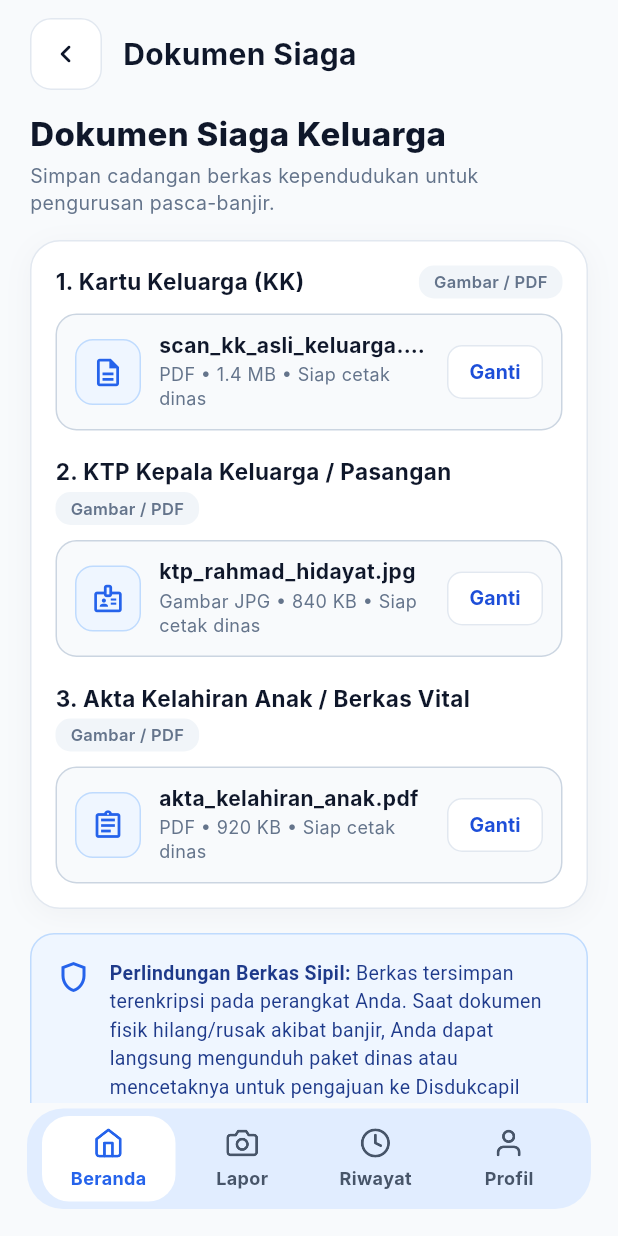
After one commit to muhammadrafifatihulihsan/siagabanjir, a Flutter app: the DocumentsVaultScreen screen opened directly, on a phone screen of 412 x 824 dp. The commit adds this screen. Run offline on Flutter 3.47's test engine with Material 3 defaults, Android fonts, the phone set to English and light mode, and no system bars.

Commit message:
feat(documents): implementasi halaman dokumen siaga keluarga sesuai documents_vault.svg dan integrasi beranda

```diff
--- /dev/null
+++ b/apps/siagabanjir/lib/features/documents/domain/family_document.dart
@@ -0,0 +1,76 @@
+import 'package:flutter/material.dart';
+
+// Model data dokumen siaga keluarga sesuai spesifikasi desain documents_vault.svg.
+class FamilyDocument {
+  const FamilyDocument({
+    required this.id,
+    required this.numberTitle,
+    required this.badge,
+    required this.fileName,
+    required this.fileType,
+    required this.fileSize,
+    required this.status,
+    required this.icon,
+  });
+
+  final String id;
+  final String numberTitle;
+  final String badge;
+  final String fileName;
+  final String fileType;
+  final String fileSize;
+  final String status;
+  final IconData icon;
+
+  String get subtitle => '$fileType • $fileSize • $status';
+
+  FamilyDocument copyWith({
+    String? fileName,
+    String? fileType,
+    String? fileSize,
+    String? status,
+  }) => FamilyDocument(
+    id: id,
+    numberTitle: numberTitle,
+    badge: badge,
+    fileName: fileName ?? this.fileName,
+    fileType: fileType ?? this.fileType,
+    fileSize: fileSize ?? this.fileSize,
+    status: status ?? this.status,
+    icon: icon,
+  );
+}
+
+// 3 dokumen kependudukan vital default sesuai desain documents_vault.svg
+const List<FamilyDocument> kDefaultFamilyDocuments = [
+  FamilyDocument(
+    id: 'doc_kk',
+    numberTitle: '1. Kartu Keluarga (KK)',
+    badge: 'Gambar / PDF',
+    fileName: 'scan_kk_asli_keluarga.pdf',
+    fileType: 'PDF',
+    fileSize: '1.4 MB',
+    status: 'Siap cetak dinas',
+    icon: Icons.description_outlined,
+  ),
+  FamilyDocument(
+    id: 'doc_ktp',
+    numberTitle: '2. KTP Kepala Keluarga / Pasangan',
+    badge: 'Gambar / PDF',
+    fileName: 'ktp_rahmad_hidayat.jpg',
+    fileType: 'Gambar JPG',
+    fileSize: '840 KB',
+    status: 'Siap cetak dinas',
+    icon: Icons.badge_outlined,
+  ),
+  FamilyDocument(
+    id: 'doc_akta',
+    numberTitle: '3. Akta Kelahiran Anak / Berkas Vital',
+    badge: 'Gambar / PDF',
+    fileName: 'akta_kelahiran_anak.pdf',
+    fileType: 'PDF',
+    fileSize: '920 KB',
+    status: 'Siap cetak dinas',
+    icon: Icons.assignment_outlined,
+  ),
+];
--- /dev/null
+++ b/apps/siagabanjir/lib/features/documents/presentation/documents_vault_screen.dart
@@ -0,0 +1,204 @@
+import 'package:flutter/material.dart';
+
+import '../../../shared/theme/siaga_theme.dart';
+import '../../../shared/widgets/citizen_navigation.dart';
+import '../domain/family_document.dart';
+import 'widgets/documents_action_buttons.dart';
+import 'widgets/documents_header.dart';
+import 'widgets/documents_info_banner.dart';
+import 'widgets/documents_vault_card.dart';
+
+// Layar Brankas Dokumen Siaga Keluarga sesuai desain spesifikasi documents_vault.svg.
+// Memfasilitasi penyimpanan cadangan berkas kependudukan vital (KK, KTP, Akta Kelahiran)
+// secara terenkripsi di perangkat untuk pengurusan administrasi kependudukan pasca-banjir.
+class DocumentsVaultScreen extends StatefulWidget {
+  const DocumentsVaultScreen({
+    super.key,
+    this.onHome,
+    this.onReport,
+    this.onHistory,
+    this.onProfile,
+    this.onSaveDocuments,
+    this.onDownloadZip,
+    this.onChangeDocument,
+    this.initialDocuments = kDefaultFamilyDocuments,
+  });
+
+  final VoidCallback? onHome;
+  final VoidCallback? onReport;
+  final VoidCallback? onHistory;
+  final VoidCallback? onProfile;
+  final VoidCallback? onSaveDocuments;
+  final VoidCallback? onDownloadZip;
+  final ValueChanged<FamilyDocument>? onChangeDocument;
+  final List<FamilyDocument> initialDocuments;
+
+  @override
+  State<DocumentsVaultScreen> createState() => _DocumentsVaultScreenState();
+}
+
+class _DocumentsVaultScreenState extends State<DocumentsVaultScreen> {
+  final _scroll = ScrollController();
+  late List<FamilyDocument> _documents;
+
+  @override
+  void initState() {
+    super.initState();
+    _documents = List.of(widget.initialDocuments);
+  }
+
+  @override
+  void dispose() {
+    _scroll.dispose();
+    super.dispose();
+  }
+
+  void _showFeedback(String message) {
+    ScaffoldMessenger.of(context).hideCurrentSnackBar();
+    ScaffoldMessenger.of(context).showSnackBar(
+      SnackBar(
+        content: Text(message),
+        duration: const Duration(seconds: 2),
+        behavior: SnackBarBehavior.floating,
+      ),
+    );
+  }
+
+  void _handleChangeDocument(FamilyDocument doc) {
+    if (widget.onChangeDocument != null) {
+      widget.onChangeDocument!(doc);
+    } else {
+      showDialog<void>(
+        context: context,
+        builder: (dialogCtx) => AlertDialog(
+          title: Text('Ganti ${doc.numberTitle}'),
+          content: Text(
+            'Pilih berkas pengganti untuk ${doc.fileName} dari penyimpanan perangkat '
+            '(format PDF atau Gambar JPG/PNG maksimal 5 MB).',
+          ),
+          actions: [
+            TextButton(
+              onPressed: () => Navigator.of(dialogCtx).pop(),
+              child: const Text('Batal'),
+            ),
+            FilledButton(
+              onPressed: () {
+                Navigator.of(dialogCtx).pop();
+                _showFeedback('Pilih berkas baru untuk ${doc.numberTitle}.');
+              },
+              child: const Text('Pilih Berkas'),
+            ),
+          ],
+        ),
+      );
+    }
+  }
+
+  void _handleSave() {
+    _showFeedback('Dokumen siaga keluarga berhasil disimpan dan diperbarui.');
+    widget.onSaveDocuments?.call();
+  }
+
+  void _handleDownloadZip() {
+    _showFeedback(
+      'Menyiapkan paket berkas dinas (ZIP) untuk pengurusan Disdukcapil...',
+    );
+    widget.onDownloadZip?.call();
+  }
+
+  void _onNavigationSelect(CitizenDestination destination) {
+    switch (destination) {
+      case CitizenDestination.home:
+        if (widget.onHome != null) {
+          widget.onHome!();
+        } else if (Navigator.of(context).canPop()) {
+          Navigator.of(context).pop();
+        }
+      case CitizenDestination.report:
+        widget.onReport?.call();
+      case CitizenDestination.history:
+        widget.onHistory?.call();
+      case CitizenDestination.profile:
+        widget.onProfile?.call();
+    }
+  }
+
+  @override
+  Widget build(BuildContext context) => Scaffold(
+    backgroundColor: SiagaTheme.background,
+    body: SafeArea(
+      child: Center(
+        child: ConstrainedBox(
+          constraints: const BoxConstraints(maxWidth: 600),
+          child: Column(
+            children: [
+              DocumentsHeader(
+                onBack: () {
+                  if (Navigator.of(context).canPop()) {
+                    Navigator.of(context).pop();
+                  } else if (widget.onHome != null) {
+                    widget.onHome!();
+                  }
+                },
+              ),
+              Expanded(
+                child: SingleChildScrollView(
+                  key: const PageStorageKey('documents-vault-scroll'),
+                  controller: _scroll,
+                  padding: const EdgeInsets.fromLTRB(20, 8, 20, 24),
+                  child: Column(
+                    crossAxisAlignment: CrossAxisAlignment.stretch,
+                    children: [
+                      // Judul utama halaman dan deskripsi tujuan
+                      const Text(
+                        'Dokumen Siaga Keluarga',
+                        style: TextStyle(
+                          fontSize: 22,
+                          fontWeight: FontWeight.w800,
+                          color: Color(0xFF0F172A),
+                          height: 1.2,
+                        ),
+                      ),
+                      const SizedBox(height: 6),
+                      const Text(
+                        'Simpan cadangan berkas kependudukan untuk pengurusan pasca-banjir.',
+                        style: TextStyle(
+                          fontSize: 13,
+                          fontWeight: FontWeight.w400,
+                          color: SiagaTheme.muted,
+                          height: 1.4,
+                        ),
+                      ),
+                      const SizedBox(height: 16),
+
+                      // Kartu daftar dokumen sipil
+                      DocumentsVaultCard(
+                        documents: _documents,
+                        onChangeDocument: _handleChangeDocument,
+                      ),
+                      const SizedBox(height: 16),
+
+                      // Banner perlindungan data sipil
+                      const DocumentsInfoBanner(),
+                      const SizedBox(height: 20),
+
+                      // Tombol aksi: simpan & unduh zip
+                      DocumentsActionButtons(
+                        onSave: _handleSave,
+                        onDownloadZip: _handleDownloadZip,
+                      ),
+                    ],
+                  ),
+                ),
+              ),
+              CitizenNavigation(
+                selected: CitizenDestination.home,
+                onSelect: _onNavigationSelect,
+              ),
+            ],
+          ),
+        ),
+      ),
+    ),
+  );
+}
--- /dev/null
+++ b/apps/siagabanjir/lib/features/documents/presentation/widgets/documents_header.dart
@@ -0,0 +1,57 @@
+import 'package:flutter/material.dart';
+
+import '../../../../shared/theme/siaga_theme.dart';
+
+// Header atas halaman Dokumen Siaga dengan tombol kembali aksesibel dan judul.
+class DocumentsHeader extends StatelessWidget {
+  const DocumentsHeader({super.key, required this.onBack});
+
+  final VoidCallback onBack;
+
+  @override
+  Widget build(BuildContext context) => Padding(
+    padding: const EdgeInsets.fromLTRB(20, 12, 20, 8),
+    child: Row(
+      children: [
+        Semantics(
+          button: true,
+          label: 'Kembali ke halaman sebelumnya',
+          child: SizedBox(
+            width: 48,
+            height: 48,
+            child: Material(
+              color: Colors.white,
+              shape: RoundedRectangleBorder(
+                borderRadius: BorderRadius.circular(14),
+                side: const BorderSide(color: Color(0xFFE2E8F0)),
+              ),
+              child: InkWell(
+                onTap: onBack,
+                borderRadius: BorderRadius.circular(14),
+                child: const Center(
+                  child: Icon(
+                    Icons.chevron_left_rounded,
+                    size: 24,
+                    color: SiagaTheme.ink,
+                  ),
+                ),
+              ),
+            ),
+          ),
+        ),
+        const SizedBox(width: 14),
+        const Expanded(
+          child: Text(
+            'Dokumen Siaga',
+            style: TextStyle(
+              fontSize: 20,
+              fontWeight: FontWeight.w700,
+              color: SiagaTheme.ink,
+              height: 1.2,
+            ),
+          ),
+        ),
+      ],
+    ),
+  );
+}
--- /dev/null
+++ b/apps/siagabanjir/lib/features/documents/presentation/widgets/documents_info_banner.dart
@@ -0,0 +1,50 @@
+import 'package:flutter/material.dart';
+
+// Banner informasi perlindungan berkas sipil dan prosedur dinas pasca-banjir.
+class DocumentsInfoBanner extends StatelessWidget {
+  const DocumentsInfoBanner({super.key});
+
+  @override
+  Widget build(BuildContext context) => Container(
+    padding: const EdgeInsets.all(16),
+    decoration: BoxDecoration(
+      color: const Color(0xFFEFF6FF),
+      border: Border.all(color: const Color(0xFFBFDBFE)),
+      borderRadius: BorderRadius.circular(16),
+    ),
+    child: Row(
+      crossAxisAlignment: CrossAxisAlignment.start,
+      children: [
+        const Icon(
+          Icons.shield_outlined,
+          size: 24,
+          color: Color(0xFF2563EB),
+        ),
+        const SizedBox(width: 12),
+        Expanded(
+          child: Text.rich(
+            const TextSpan(
+              style: TextStyle(
+                fontSize: 13,
+                color: Color(0xFF1E3A8A),
+                height: 1.45,
+              ),
+              children: [
+                TextSpan(
+                  text: 'Perlindungan Berkas Sipil: ',
+                  style: TextStyle(fontWeight: FontWeight.w700),
+                ),
+                TextSpan(
+                  text:
+                      'Berkas tersimpan terenkripsi pada perangkat Anda. Saat dokumen fisik '
+                      'hilang/rusak akibat banjir, Anda dapat langsung mengunduh paket dinas atau '
+                      'mencetaknya untuk pengajuan ke Disdukcapil atau Kelurahan terdekat.',
+                ),
+              ],
+            ),
+          ),
+        ),
+      ],
+    ),
+  );
+}
--- /dev/null
+++ b/apps/siagabanjir/lib/features/documents/presentation/widgets/documents_vault_card.dart
@@ -0,0 +1,200 @@
+import 'package:flutter/material.dart';
+
+import '../../../../shared/theme/siaga_theme.dart';
+import '../../domain/family_document.dart';
+
+// Kartu utama daftar berkas dokumen kependudukan keluarga sesuai desain documents_vault.svg.
+class DocumentsVaultCard extends StatelessWidget {
+  const DocumentsVaultCard({
+    super.key,
+    required this.documents,
+    required this.onChangeDocument,
+  });
+
+  final List<FamilyDocument> documents;
+  final ValueChanged<FamilyDocument> onChangeDocument;
+
+  @override
+  Widget build(BuildContext context) => Container(
+    padding: const EdgeInsets.all(16),
+    decoration: BoxDecoration(
+      color: Colors.white,
+      border: Border.all(color: const Color(0xFFE2E8F0)),
+      borderRadius: BorderRadius.circular(20),
+      boxShadow: const [
+        BoxShadow(
+          color: Color(0x0A0F172A),
+          blurRadius: 16,
+          offset: Offset(0, 4),
+        ),
+      ],
+    ),
+    child: Column(
+      crossAxisAlignment: CrossAxisAlignment.stretch,
+      children: [
+        for (var i = 0; i < documents.length; i++) ...[
+          if (i > 0) const SizedBox(height: 18),
+          _buildDocumentSection(documents[i]),
+        ],
+      ],
+    ),
+  );
+
+  Widget _buildDocumentSection(FamilyDocument doc) => Column(
+    crossAxisAlignment: CrossAxisAlignment.stretch,
+    children: [
+      // Baris judul dokumen dan badge format berkas (Wrap agar adaptif di layar sempit)
+      Wrap(
+        alignment: WrapAlignment.spaceBetween,
+        crossAxisAlignment: WrapCrossAlignment.center,
+        spacing: 8,
+        runSpacing: 4,
+        children: [
+          Text(
+            doc.numberTitle,
+            style: const TextStyle(
+              fontSize: 15,
+              fontWeight: FontWeight.w700,
+              color: Color(0xFF0F172A),
+              height: 1.25,
+            ),
+          ),
+          Container(
+            padding: const EdgeInsets.symmetric(horizontal: 10, vertical: 4),
+            decoration: BoxDecoration(
+              color: const Color(0xFFF1F5F9),
+              borderRadius: BorderRadius.circular(10),
+            ),
+            child: Text(
+              doc.badge,
+              style: const TextStyle(
+                fontSize: 11,
+                fontWeight: FontWeight.w600,
+                color: Color(0xFF64748B),
+                letterSpacing: 0.2,
+              ),
+            ),
+          ),
+        ],
+      ),
+      const SizedBox(height: 10),
+
+      // Wadah pratinjau berkas tersimpan
+      LayoutBuilder(
+        builder: (context, constraints) {
+          final isNarrow = constraints.maxWidth < 240;
+          final iconBox = Container(
+            width: 44,
+            height: 44,
+            decoration: BoxDecoration(
+              color: const Color(0xFFEFF6FF),
+              border: Border.all(color: const Color(0xFFBFDBFE)),
+              borderRadius: BorderRadius.circular(12),
+            ),
+            child: Center(
+              child: Icon(
+                doc.icon,
+                size: 22,
+                color: const Color(0xFF2563EB),
+              ),
+            ),
+          );
+
+          final details = Column(
+            crossAxisAlignment: CrossAxisAlignment.start,
+            mainAxisSize: MainAxisSize.min,
+            children: [
+              Text(
+                doc.fileName,
+                maxLines: 1,
+                overflow: TextOverflow.ellipsis,
+                style: const TextStyle(
+                  fontSize: 14,
+                  fontWeight: FontWeight.w700,
+                  color: Color(0xFF0F172A),
+                  height: 1.2,
+                ),
+              ),
+              const SizedBox(height: 3),
+              Text(
+                doc.subtitle,
+                maxLines: 2,
+                overflow: TextOverflow.ellipsis,
+                style: const TextStyle(
+                  fontSize: 12,
+                  fontWeight: FontWeight.w400,
+                  color: SiagaTheme.muted,
+                  height: 1.3,
+                ),
+              ),
+            ],
+          );
+
+          final button = Semantics(
+            button: true,
+            label: 'Ganti berkas ${doc.numberTitle}',
+            child: SizedBox(
+              height: 36,
+              child: OutlinedButton(
+                style: OutlinedButton.styleFrom(
+                  backgroundColor: Colors.white,
+                  foregroundColor: const Color(0xFF1D4ED8),
+                  side: const BorderSide(color: Color(0xFFE2E8F0)),
+                  shape: RoundedRectangleBorder(
+                    borderRadius: BorderRadius.circular(10),
+                  ),
+                  padding: const EdgeInsets.symmetric(horizontal: 14),
+                ),
+                onPressed: () => onChangeDocument(doc),
+                child: const Text(
+                  'Ganti',
+                  style: TextStyle(
+                    fontSize: 13,
+                    fontWeight: FontWeight.w700,
+                    color: Color(0xFF1D4ED8),
+                  ),
+                ),
+              ),
+            ),
+          );
+
+          return Container(
+            padding: const EdgeInsets.all(12),
+            decoration: BoxDecoration(
+              color: const Color(0xFFF8FAFC),
+              border: Border.all(color: const Color(0xFFCBD5E1)),
+              borderRadius: BorderRadius.circular(14),
+            ),
+            child: isNarrow
+                ? Column(
+                    crossAxisAlignment: CrossAxisAlignment.stretch,
+                    children: [
+                      Row(
+                        children: [
+                          iconBox,
+                          const SizedBox(width: 10),
+                          Expanded(child: details),
+                        ],
+                      ),
+                      const SizedBox(height: 10),
+                      Align(
+                        alignment: Alignment.centerRight,
+                        child: button,
+                      ),
+                    ],
+                  )
+                : Row(
+                    children: [
+                      iconBox,
+                      const SizedBox(width: 12),
+                      Expanded(child: details),
+                      const SizedBox(width: 8),
+                      button,
+                    ],
+                  ),
+          );
+        },
+      ),
+    ],
+  );
+}
```
Also changed, not shown: apps/siagabanjir/lib/app/siaga_banjir_app.dart (+13 -1 lines), apps/siagabanjir/lib/features/documents/presentation/widgets/documents_action_buttons.dart (added, +105 -0 lines), apps/siagabanjir/lib/features/home/presentation/home_preview_sheet.dart (+8 -0 lines), 6 other files.
